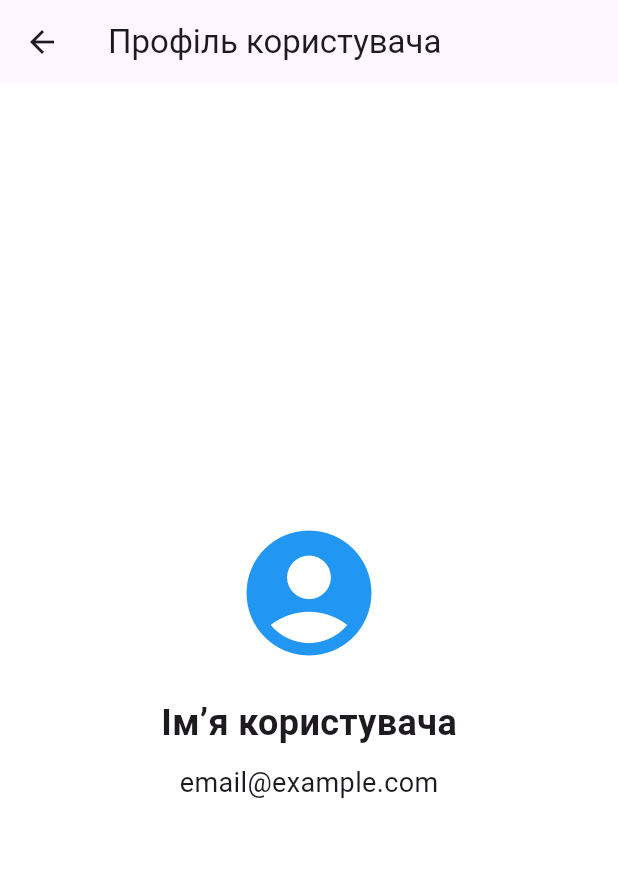
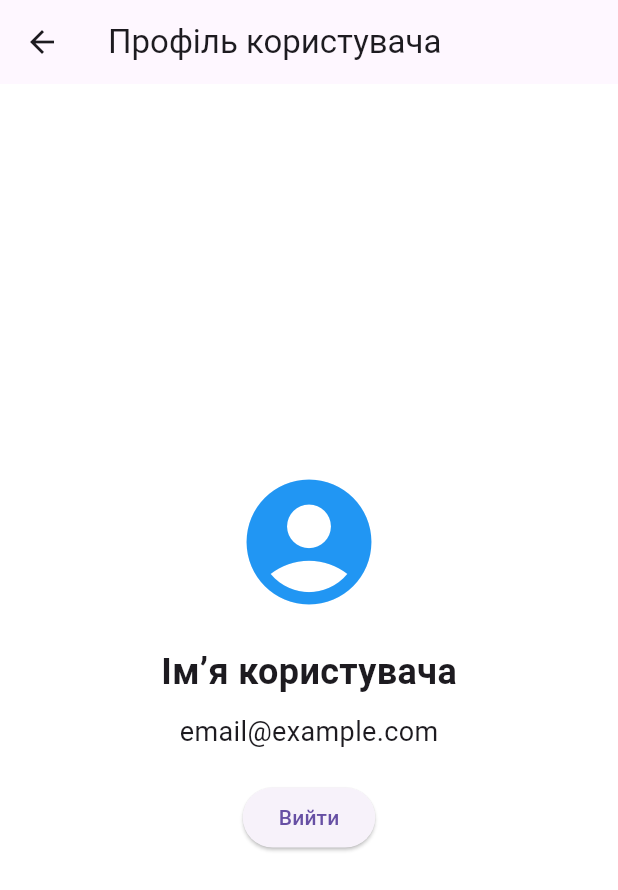
Before and after one commit to stepan-oryshchak/mobile_labs, a Flutter app: the ProfileScreen screen opened by its route, on a phone screen of 412 x 824 dp. Shown: the top 890 px of the screen. Run offline on Flutter 3.47's test engine with Material 3 defaults, Android fonts, the light colour scheme and no system bars.

Commit message:
Додано лабораторну роботу №2

```diff
--- a/lib/lab2/screens/home_screen.dart
+++ b/lib/lab2/screens/home_screen.dart
@@ -1,5 +1,5 @@
 import 'package:flutter/material.dart';
-import '../widgets/profile_screen.dart';
+import '../screens/profile_screen.dart';
 import '../widgets/custom_button.dart';
 import '../widgets/device_card.dart';
 
--- a/lib/lab2/screens/profile_screen.dart
+++ b/lib/lab2/screens/profile_screen.dart
@@ -1,22 +1,29 @@
 import 'package:flutter/material.dart';
 
 class ProfileScreen extends StatelessWidget {
+  const ProfileScreen({super.key});
+
   @override
   Widget build(BuildContext context) {
     return Scaffold(
-      appBar: AppBar(title: Text('Профіль користувача')),
+      appBar: AppBar(title: const Text('Профіль користувача')),
       body: Center(
         child: Column(
           mainAxisAlignment: MainAxisAlignment.center,
           children: [
-            Icon(Icons.account_circle, size: 100, color: Colors.blue),
-            SizedBox(height: 20),
-            Text(
+            const Icon(Icons.account_circle, size: 100, color: Colors.blue),
+            const SizedBox(height: 20),
+            const Text(
               'Ім’я користувача',
               style: TextStyle(fontSize: 24, fontWeight: FontWeight.bold),
             ),
-            SizedBox(height: 10),
-            Text('email@example.com', style: TextStyle(fontSize: 18)),
+            const SizedBox(height: 10),
+            const Text('email@example.com', style: TextStyle(fontSize: 18)),
+            const SizedBox(height: 20),
+            ElevatedButton(
+              onPressed: () => Navigator.pushNamed(context, '/login'),
+              child: const Text("Вийти"),
+            ),
           ],
         ),
       ),
```
Also changed, not shown: lib/lab2/main.dart (+7 -5 lines), lib/lab2/widgets/profile_screen.dart (deleted, +0 -31 lines).
